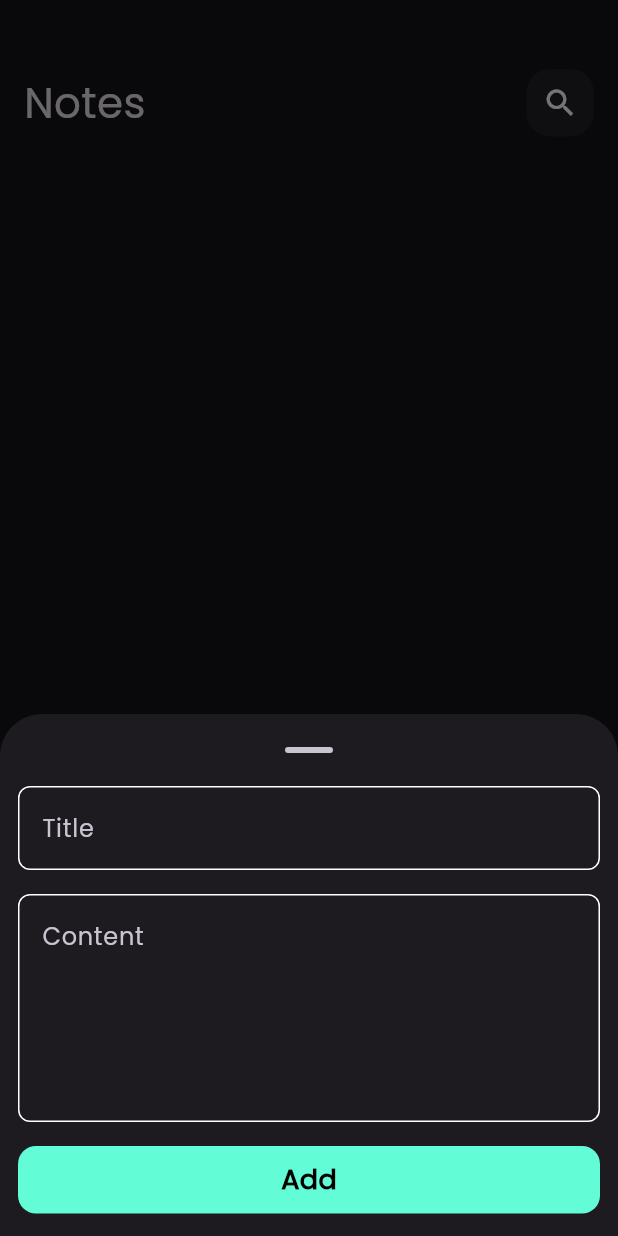
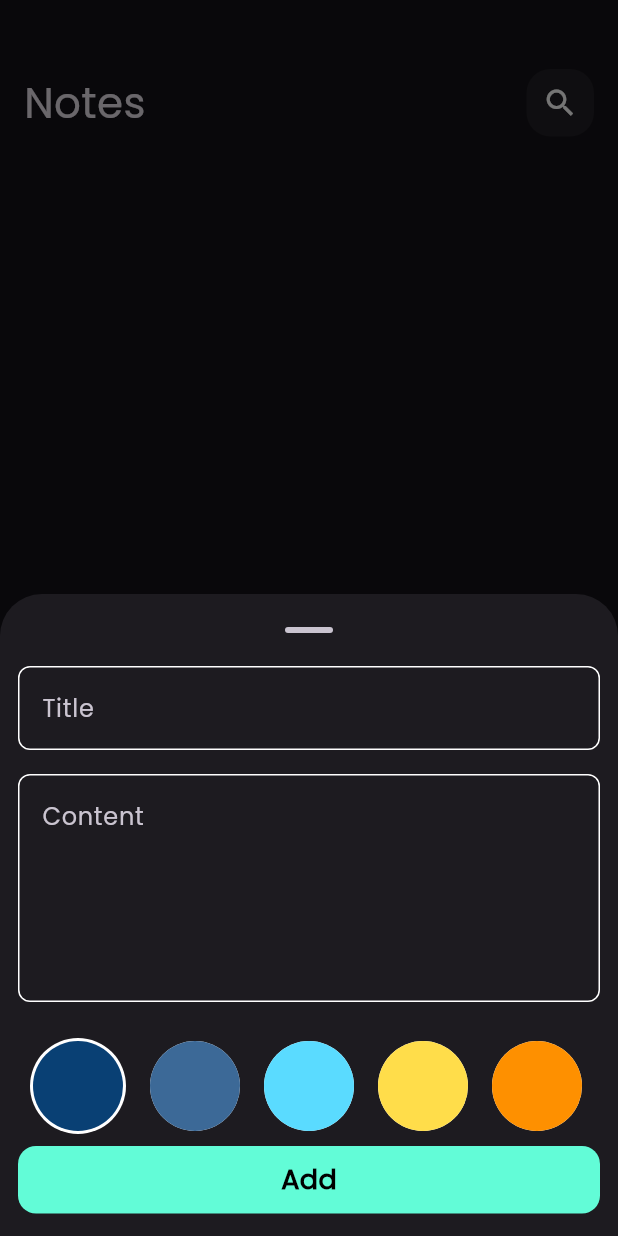
Before and after one commit to m313a313/simple_to_do_app, a Flutter app: the screen it shows after launch, after a tap on the "add" icon, on a phone screen of 412 x 824 dp. Run offline on Flutter 3.47's test engine with Material 3 defaults, Android fonts, the phone set to English and light mode, and no system bars; our stand-ins replace flutter_riverpod, hive, hive_flutter, riverpod_annotation; accounts and stored records are empty; generated files the repository leaves out were written again.

Commit message:
add color feature for note

```diff
--- a/lib/constants.dart
+++ b/lib/constants.dart
@@ -2,3 +2,12 @@ import 'dart:ui';
 
 const kPrimaryColor = Color(0xff62FCD7);
 const kNotesBox = 'notes_box';
+const kColorsList = [
+  Color(0xff094074),
+  Color(0xff3c6997),
+  Color(0xff5adbff),
+  Color(0xffffdd4a),
+  Color(0xfffe9000),
+  Color(0xff4B644A),
+  Color(0xff381d2a)
+];
--- a/lib/widgets/add_note_bottom_sheet.dart
+++ b/lib/widgets/add_note_bottom_sheet.dart
@@ -1,7 +1,6 @@
 import 'package:flutter/material.dart';
 import 'package:flutter_riverpod/flutter_riverpod.dart';
 import 'package:intl/intl.dart';
-import 'package:path/path.dart';
 import 'package:to_do/constants.dart';
 import 'package:to_do/models/note_model.dart';
 import 'package:to_do/provider/crud_note_provider.dart';
@@ -23,6 +22,7 @@ class _AddNoteBottomSheetBodyState
   String? title, content;
   @override
   Widget build(BuildContext context) {
+    ref.read(addNoteNotifierProvider.notifier).setColor(c: kColorsList[0]);
     final addnoteState = ref.watch(addNoteNotifierProvider);
     return AbsorbPointer(
       absorbing: addnoteState.isLoading,
@@ -32,6 +32,7 @@ class _AddNoteBottomSheetBodyState
           child: Form(
             key: formKey,
             child: Column(
+              mainAxisAlignment: MainAxisAlignment.center,
               children: [
                 CustomTextField(
                   hint: 'Title',
@@ -48,6 +49,7 @@ class _AddNoteBottomSheetBodyState
                 const SizedBox(
                   height: 16,
                 ),
+                ColorItemListview(),
                 CustomButton(
                   addnoteState: addnoteState,
                   onTap: () async {
@@ -55,12 +57,12 @@ class _AddNoteBottomSheetBodyState
                       var currentdate = DateTime.now();
                       var formattedDate = DateFormat.yMEd().format(currentdate);
                       formKey.currentState!.save();
+
                       await ref.read(addNoteNotifierProvider.notifier).addNote(
-                          NoteModel(
-                              title: title!,
-                              content: content!,
-                              date: formattedDate,
-                              color: Colors.pink.value));
+                            title: title!,
+                            content: content!,
+                            date: formattedDate,
+                          );
                       Navigator.pop(context);
                     } else {
                       autoValidateMode = AutovalidateMode.always;
@@ -79,3 +81,60 @@ class _AddNoteBottomSheetBodyState
     );
   }
 }
+
+class ColorItem extends StatelessWidget {
+  const ColorItem(
+      {super.key, required this.isActive, required this.backgroundColor});
+  final bool isActive;
+  final Color backgroundColor;
+  @override
+  Widget build(BuildContext context) {
+    return Padding(
+      padding: const EdgeInsets.all(8.0),
+      child: CircleAvatar(
+        backgroundColor: Colors.white,
+        radius: isActive ? 32 : 30,
+        child: CircleAvatar(
+          radius: 30,
+          backgroundColor: backgroundColor,
+        ),
+      ),
+    );
+  }
+}
+
+class ColorItemListview extends ConsumerStatefulWidget {
+  const ColorItemListview({super.key});
+
+  @override
+  ConsumerState<ConsumerStatefulWidget> createState() =>
+      _ColorItemListviewState();
+}
+
+class _ColorItemListviewState extends ConsumerState<ColorItemListview> {
+  int currentIndex = 0;
+
+  @override
+  Widget build(BuildContext context) {
+    return SizedBox(
+      height: 40 * 2,
+      child: ListView.builder(
+        scrollDirection: Axis.horizontal,
+        itemCount: kColorsList.length,
+        itemBuilder: (context, index) {
+          return GestureDetector(
+              onTap: () {
+                currentIndex = index;
+                ref
+                    .read(addNoteNotifierProvider.notifier)
+                    .setColor(c: kColorsList[index]);
+                setState(() {});
+              },
+              child: ColorItem(
+                  isActive: index == currentIndex,
+                  backgroundColor: kColorsList[index]));
+        },
+      ),
+    );
+  }
+}
--- a/lib/widgets/custom_note_cart.dart
+++ b/lib/widgets/custom_note_cart.dart
@@ -21,7 +21,7 @@ class CustomNoteCart extends StatelessWidget {
       child: Container(
         padding: const EdgeInsets.only(left: 24, top: 24, bottom: 24, right: 8),
         decoration: BoxDecoration(
-            borderRadius: BorderRadius.circular(16), color: Colors.yellow),
+            borderRadius: BorderRadius.circular(16), color: Color(note.color)),
         child: Column(
           crossAxisAlignment: CrossAxisAlignment.start,
           children: [
```
Also changed, not shown: lib/provider/crud_note_provider.dart (+13 -2 lines).
